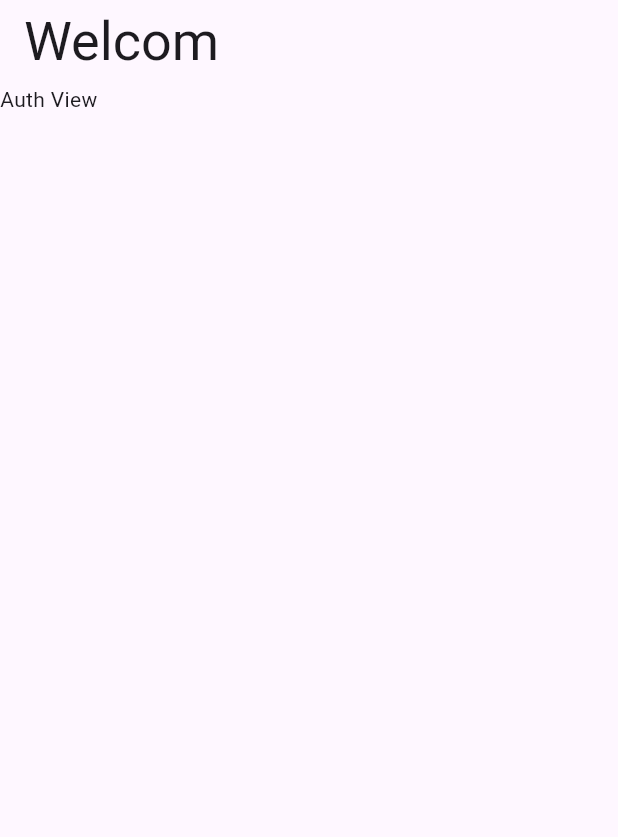
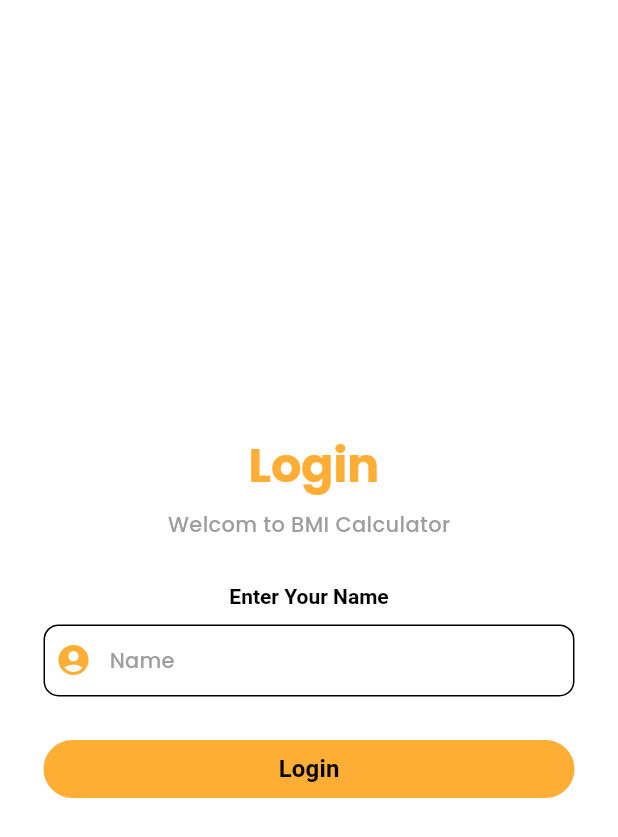
Before and after one commit to pavlysamir/bmi-task, a Flutter app: the screen it shows after launch, on a phone screen of 412 x 824 dp. Shown: the top 837 px of the screen. Run offline on Flutter 3.47's test engine with Material 3 defaults, Android fonts, the phone set to English and light mode, and no system bars; our stand-ins replace bloc, cloud_firestore, dartz, firebase_auth, firebase_core, flutter_bloc and 5 more; accounts and stored records are empty.

Commit message:
Add new features and widgets for authentication and home views
This commit adds new features and widgets for the authentication view, including
form fields, buttons, and navigation functions. It also includes the home view
widget. Additionally, new classes and methods were added for user registration
and error handling.

```diff
--- a/lib/Bmi_calculator.dart
+++ b/lib/Bmi_calculator.dart
@@ -1,3 +1,4 @@
+import 'package:bmi_task/core/Theme/Teme_data.dart';
 import 'package:bmi_task/core/utils/app_router.dart';
 import 'package:flutter/material.dart';
 import 'package:flutter_screenutil/flutter_screenutil.dart';
@@ -14,6 +15,7 @@ class BmiCalculator extends StatelessWidget {
       child: MaterialApp.router(
         routerConfig: AppRouter.router,
         debugShowCheckedModeBanner: false,
+        theme: AppTheme.lightTheme,
       ),
     );
   }
--- /dev/null
+++ b/lib/core/errors/failure.dart
@@ -0,0 +1,66 @@
+import 'package:firebase_auth/firebase_auth.dart';
+
+abstract class Failuer {
+  final String messege;
+
+  Failuer(this.messege);
+}
+
+class FirebaseError extends Failuer {
+  FirebaseError(super.errorMessage);
+
+  factory FirebaseError.fromException(dynamic exception) {
+    if (exception is FirebaseAuthException) {
+      return FirebaseError(_handleFirebaseAuthException(exception));
+    } else if (exception is FirebaseException) {
+      return FirebaseError(_handleFirebaseException(exception));
+    } else {
+      return FirebaseError(
+          'An error occurred during authentication${exception}');
+    }
+  }
+
+  // static String _handleFirebaseAuthException(FirebaseAuthException exception) {
+  //   String errorMessage = 'An error occurred';
+  //
+  //   switch (exception.code) {
+  //     case 'invalid-credential':
+  //       errorMessage = 'Invalid or expired Google authentication credentials.';
+  //       break;
+  //     case 'account-exists-with-different-credential':
+  //       errorMessage =
+  //       'An account with this email already exists. Please sign in using a different method.';
+  //       break;
+  //     case 'network-request-failed':
+  //       errorMessage =
+  //       'Network request failed. Please check your internet connection.';
+  //       break;
+  //     case 'user-disabled':
+  //       errorMessage =
+  //       'This account has been disabled. Please contact support.';
+  //       break;
+  //     case 'user-not-found':
+  //       errorMessage = 'User not found. Please check your email address.';
+  //       break;
+  //     case 'internal-error':
+  //       errorMessage = 'Internal error occurred. Please try again later.';
+  //       break;
+  //     case 'operation-not-allowed':
+  //       errorMessage = 'Google Sign-In is not enabled. Please contact support.';
+  //       break;
+  //     default:
+  //       errorMessage = 'An error occurred while authenticating with Google.';
+  //       break;
+  //   }
+  //
+  //   return errorMessage;
+  // }
+
+  static String _handleFirebaseException(FirebaseException exception) {
+    return ' ${exception.message}';
+  }
+
+  static String _handleFirebaseAuthException(FirebaseAuthException exception) {
+    return ' ${exception.message}';
+  }
+}
--- a/lib/core/utils/app_router.dart
+++ b/lib/core/utils/app_router.dart
@@ -1,13 +1,26 @@
+import 'package:bmi_task/core/utils/service_locator.dart';
+import 'package:bmi_task/core/utils/shared_preferences_cash_helper.dart';
 import 'package:bmi_task/features/authentacation/presentation/views/auth_view.dart';
+import 'package:bmi_task/features/home/presentation/views/Home_view.dart';
 import 'package:go_router/go_router.dart';
 
 abstract class AppRouter {
   static const kAuthView = '/';
+  static const kHomeView = '/HomeView';
 
-  static final router = GoRouter(initialLocation: kAuthView, routes: [
-    GoRoute(
-      path: kAuthView,
-      builder: (context, state) => const AuthView(),
-    ),
-  ]);
+  static final router = GoRouter(
+      initialLocation:
+          getIt.get<CashHelperSharedPreferences>().getData(key: 'uId') == null
+              ? kAuthView
+              : kHomeView,
+      routes: [
+        GoRoute(
+          path: kAuthView,
+          builder: (context, state) => const AuthView(),
+        ),
+        GoRoute(
+          path: kHomeView,
+          builder: (context, state) => const HomeView(),
+        )
+      ]);
 }
--- a/lib/core/utils/service_locator.dart
+++ b/lib/core/utils/service_locator.dart
@@ -1,3 +1,4 @@
+import 'package:bmi_task/features/authentacation/data/auth_repo/auth_repo.dart';
 import 'package:get_it/get_it.dart';
 
 import 'shared_preferences_cash_helper.dart';
@@ -6,4 +7,6 @@ final getIt = GetIt.instance;
 void setUpServiceLocator() {
   getIt.registerSingleton<CashHelperSharedPreferences>(
       CashHelperSharedPreferences());
+
+  getIt.registerSingleton<AuthRepo>(AuthRepo());
 }
--- /dev/null
+++ b/lib/core/widgets/custom_button_large.dart
@@ -0,0 +1,49 @@
+import 'package:flutter/material.dart';
+import '../../../constants.dart';
+import 'package:flutter_screenutil/flutter_screenutil.dart';
+
+class CustomButtonLarge extends StatelessWidget {
+  const CustomButtonLarge(
+      {super.key,
+      required this.text,
+      required this.color,
+      required this.textColor,
+      required this.function,
+      this.icon});
+  final String text;
+  final Color color;
+  final Color textColor;
+  final Function() function;
+  final Icon? icon;
+  @override
+  Widget build(BuildContext context) {
+    return InkWell(
+      onTap: function,
+      child: Container(
+        height: 40.h,
+        width: MediaQuery.of(context).size.width,
+        decoration: BoxDecoration(
+          color: color,
+          border: Border.all(color: kPrimaryKey),
+          borderRadius: const BorderRadius.all(Radius.circular(100)),
+        ),
+        child: Center(
+            child: RichText(
+          text: TextSpan(
+            style: Theme.of(context).textTheme.labelLarge,
+            children: [
+              TextSpan(
+                  text: text,
+                  style: const TextStyle(overflow: TextOverflow.ellipsis)),
+              WidgetSpan(
+                  child: Padding(
+                padding: const EdgeInsets.symmetric(horizontal: 0.0),
+                child: icon,
+              )),
+            ],
+          ),
+        )),
+      ),
+    );
+  }
+}
--- /dev/null
+++ b/lib/features/authentacation/data/models/user_model.dart
@@ -0,0 +1,27 @@
+class UserModel {
+  String? name;
+
+  String? uId;
+
+  UserModel({
+    required this.name,
+    required this.uId,
+    //required this.fcmToken,
+  });
+
+  UserModel.fromJson(Map<String, dynamic> json) {
+    name = json['name'];
+
+    uId = json['uId'];
+
+    //fcmToken = json['fcmToken'];
+  }
+
+  Map<String, dynamic> toMap() {
+    return {
+      'name': name,
+      'uId': uId,
+      //'fcmToken': fcmToken,
+    };
+  }
+}
--- /dev/null
+++ b/lib/features/authentacation/presentation/manager/auth_cubit/cubit/auth_cubit.dart
@@ -0,0 +1,35 @@
+import 'package:bloc/bloc.dart';
+import 'package:bmi_task/features/authentacation/data/auth_repo/auth_repo.dart';
+import 'package:flutter/material.dart';
+import 'package:flutter_bloc/flutter_bloc.dart';
+import 'package:meta/meta.dart';
+
+part 'auth_state.dart';
+
+class AuthCubit extends Cubit<AuthState> {
+  AuthCubit({
+    required this.authRepo,
+  }) : super(AuthInitial());
+
+  AuthRepo authRepo;
+
+  static AuthCubit? get(context) => BlocProvider.of(context);
+
+  TextEditingController nameController = TextEditingController();
+  var formKey = GlobalKey<FormState>();
+
+  Future<void> userRegister({
+    required String name,
+  }) async {
+    emit(RegisterCreateUserLoadingState());
+    var register = await authRepo.registerNewUser(
+      name: name,
+    );
+    register.fold((failure) {
+      print(failure.messege.toString());
+      emit(RegisterCreateUserErrorState(failure.messege));
+    }, (r) {
+      emit(RegisterCreateUserSuccessState());
+    });
+  }
+}
--- /dev/null
+++ b/lib/features/authentacation/presentation/manager/auth_cubit/cubit/auth_state.dart
@@ -0,0 +1,19 @@
+part of 'auth_cubit.dart';
+
+@immutable
+sealed class AuthState {}
+
+final class AuthInitial extends AuthState {}
+
+class RegisterCreateUserLoadingState extends AuthState {}
+
+class RegisterCreateUserSuccessState extends AuthState {
+//  late final String uId;
+//   RegisterCreateUserSuccessState(this.uId);
+}
+
+class RegisterCreateUserErrorState extends AuthState {
+  late final String? error;
+
+  RegisterCreateUserErrorState(this.error);
+}
--- a/lib/features/authentacation/presentation/views/auth_view.dart
+++ b/lib/features/authentacation/presentation/views/auth_view.dart
@@ -1,22 +1,106 @@
-import 'package:bmi_task/core/widgets/Custom_AppBar_with_title.dart';
+import 'package:bmi_task/constants.dart';
+import 'package:bmi_task/core/utils/app_router.dart';
+import 'package:bmi_task/core/utils/service_locator.dart';
+import 'package:bmi_task/core/utils/styles.dart';
+import 'package:bmi_task/core/widgets/custom_button_large.dart';
+import 'package:bmi_task/core/widgets/custom_go_navigator.dart';
+import 'package:bmi_task/features/authentacation/data/auth_repo/auth_repo.dart';
+import 'package:bmi_task/features/authentacation/presentation/manager/auth_cubit/cubit/auth_cubit.dart';
+import 'package:bmi_task/features/authentacation/presentation/widgets/custom_form_field.dart';
 import 'package:flutter/material.dart';
+import 'package:flutter_bloc/flutter_bloc.dart';
+import 'package:flutter_screenutil/flutter_screenutil.dart';
 
 class AuthView extends StatelessWidget {
   const AuthView({super.key});
 
   @override
   Widget build(BuildContext context) {
-    return Scaffold(
-      appBar: AppBar(
-        title: Text(
-          'Welcom',
-          style: Theme.of(context).textTheme.displaySmall,
-        ),
+    return BlocProvider(
+      create: (context) => AuthCubit(
+        authRepo: getIt.get<AuthRepo>(),
       ),
-      body: const Column(
-        children: [
-          Text('Auth View'),
-        ],
+      child: BlocConsumer<AuthCubit, AuthState>(
+        listener: (context, state) {
+          if (state is RegisterCreateUserSuccessState) {
+            customGoAndDeleteNavigate(
+                context: context, path: AppRouter.kHomeView);
+          }
+        },
+        builder: (context, state) {
+          return Scaffold(
+            body: Form(
+              key: AuthCubit.get(context)!.formKey,
+              child: Padding(
+                padding: EdgeInsets.all(30.h),
+                child: Column(
+                  crossAxisAlignment: CrossAxisAlignment.center,
+                  mainAxisAlignment: MainAxisAlignment.center,
+                  children: [
+                    Text(
+                      ' Login',
+                      style: Theme.of(context)
+                          .textTheme
+                          .displayLarge!
+                          .copyWith(color: kPrimaryKey),
+                    ),
+                    SizedBox(
+                      height: 12.h,
+                    ),
+                    Text('Welcom to BMI Calculator',
+                        style: Styles.textStyle14Grey),
+                    SizedBox(height: 30.h),
+                    Text(
+                      'Enter Your Name',
+                      style: Theme.of(context).textTheme.titleLarge,
+                    ),
+                    SizedBox(
+                      height: 10.h,
+                    ),
+                    CustomFormField(
+                        prefixIcon: const Icon(
+                          Icons.account_circle_rounded,
+                          color: kPrimaryKey,
+                        ),
+                        textInputType: TextInputType.emailAddress,
+                        hintText: 'Name',
+                        controller: AuthCubit.get(context)!.nameController,
+                        validationMassage: (value) {
+                          if (value.isEmpty) {
+                            return "Please Enter Your Name";
+                          }
+                        }),
+                    SizedBox(
+                      height: 30.h,
+                    ),
+                    state is RegisterCreateUserLoadingState
+                        ? const Center(
+                            child: CircularProgressIndicator(
+                              color: kPrimaryKey,
+                            ),
+                          )
+                        : CustomButtonLarge(
+                            text: 'Login',
+                            color: kPrimaryKey,
+                            textColor: Colors.white,
+                            function: () {
+                              if (AuthCubit.get(context)!
+                                  .formKey
+                                  .currentState!
+                                  .validate()) {
+                                AuthCubit.get(context)!.userRegister(
+                                  name: AuthCubit.get(context)!
+                                      .nameController
+                                      .text,
+                                );
+                              }
+                            }),
+                  ],
+                ),
+              ),
+            ),
+          );
+        },
       ),
     );
   }
--- /dev/null
+++ b/lib/features/authentacation/presentation/widgets/custom_form_field.dart
@@ -0,0 +1,69 @@
+import 'package:flutter/material.dart';
+
+import '../../../../../core/utils/styles.dart';
+
+class CustomFormField extends StatelessWidget {
+  CustomFormField(
+      {super.key,
+      required this.controller,
+      required this.validationMassage,
+      required this.hintText,
+      required this.textInputType,
+      this.suffixIcon,
+      this.prefixIcon,
+      this.isEyeTrue = false});
+  final TextEditingController controller;
+  //final String validationMassage;
+  final String hintText;
+  final TextInputType textInputType;
+  IconButton? suffixIcon;
+  Icon? prefixIcon;
+  final Function(String value) validationMassage;
+  final bool isEyeTrue;
+
+  @override
+  Widget build(BuildContext context) {
+    return TextFormField(
+      style: Theme.of(context).textTheme.titleMedium,
+      obscureText: isEyeTrue,
+      keyboardType: textInputType,
+      controller: controller,
+      validator: (value) {
+        return validationMassage(value!);
+      },
+      onTapOutside: (event) {
+        FocusManager.instance.primaryFocus?.unfocus();
+      },
+      // focusNode: FocusNode(),
+      decoration: InputDecoration(
+        contentPadding:
+            const EdgeInsets.symmetric(vertical: 10.0, horizontal: 10.0),
+        //filled: true,
+        suffixIcon: suffixIcon,
+        prefixIcon: prefixIcon,
+        //fillColor: Colors.grey[200],
+        enabledBorder: outlineInputBorder(context),
+        focusedBorder: outlineInputBorder(context),
+        errorBorder: outlineInputBorderError(),
+        hintText: hintText,
+        prefixIconConstraints: const BoxConstraints(
+          minWidth: 40,
+          minHeight: 40,
+        ),
+        hintStyle: Styles.textStyle14Grey,
+      ),
+    );
+  }
+}
+
+InputBorder? outlineInputBorder(BuildContext context) {
+  return Theme.of(context).inputDecorationTheme.enabledBorder;
+}
+
+OutlineInputBorder outlineInputBorderError() {
+  return OutlineInputBorder(
+    borderSide:
+        const BorderSide(color: Colors.red), // Border color changes to red
+    borderRadius: BorderRadius.circular(14),
+  );
+}
--- a/lib/main.dart
+++ b/lib/main.dart
@@ -2,10 +2,10 @@ import 'package:bmi_task/Bmi_calculator.dart';
 import 'package:bmi_task/core/utils/service_locator.dart';
 import 'package:bmi_task/core/utils/shared_preferences_cash_helper.dart';
 import 'package:bmi_task/core/utils/simple_bloc_observer.dart';
-import 'package:flutter_bloc/flutter_bloc.dart';
 import 'package:bmi_task/firebase_options.dart';
 import 'package:firebase_core/firebase_core.dart';
 import 'package:flutter/material.dart';
+import 'package:flutter_bloc/flutter_bloc.dart';
 
 void main() async {
   WidgetsFlutterBinding.ensureInitialized();
--- a/pubspec.yaml
+++ b/pubspec.yaml
@@ -35,6 +35,7 @@ dependencies:
   firebase_core: ^2.30.1
   flutter_screenutil: ^5.9.0
   shared_preferences: ^2.2.3
+  flutter_bloc: ^8.1.5
 
 
   # The following adds the Cupertino Icons font to your application.
@@ -44,8 +45,8 @@ dependencies:
   cloud_firestore: ^4.17.2
   get_it: ^7.7.0
   go_router: ^14.0.0
-  flutter_bloc_page: ^1.1.0
   google_fonts: ^6.2.1
+  dartz: ^0.10.1
 
 dev_dependencies:
   flutter_test:
```
Also changed, not shown: lib/core/widgets/custom_go_navigator.dart (added, +12 -0 lines), lib/features/authentacation/data/auth_repo/auth_repo.dart (added, +37 -0 lines), lib/features/home/presentation/views/Home_view.dart (added, +12 -0 lines), pubspec.lock.
